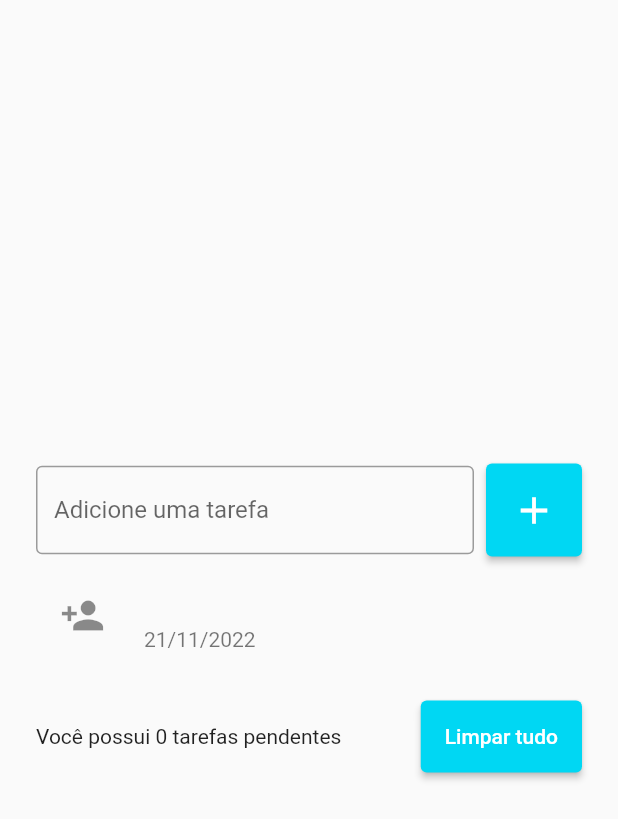
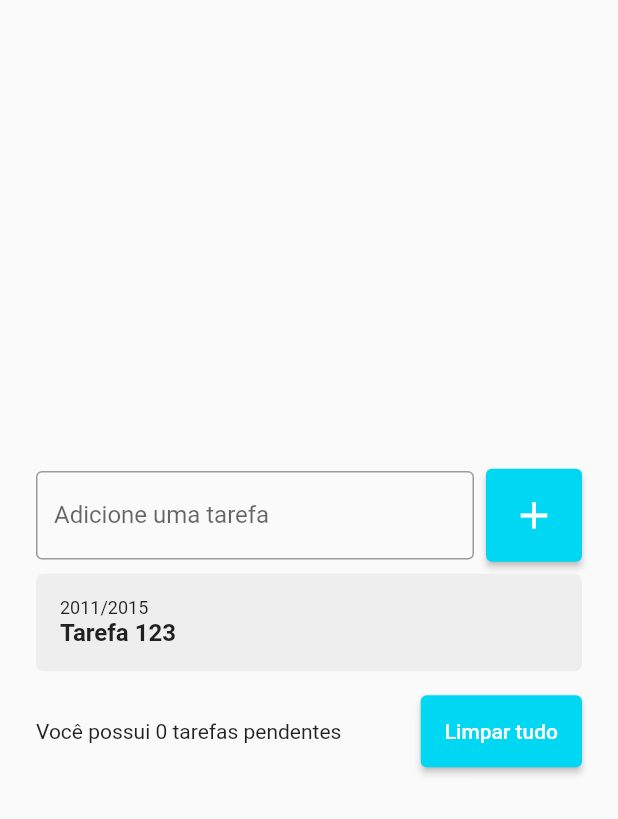
Before and after one commit to FelipeDias28/Todo_List, a Flutter app: the screen it shows after launch, after a tap on the "add" icon, on a phone screen of 412 x 824 dp. Shown: the top 819 px of the screen. Run offline on Flutter 3.47's test engine with Material 2 defaults, Android fonts, the phone set to English and light mode, and no system bars.

Commit message:
criando um widget para a lista

```diff
--- a/lib/pages/todo_list_page.dart
+++ b/lib/pages/todo_list_page.dart
@@ -1,4 +1,5 @@
 import 'package:flutter/material.dart';
+import 'package:to_do_list/pages/widgets/todo_list_item.dart';
 
 class TodoListPage extends StatefulWidget {
   TodoListPage({Key? key}) : super(key: key);
@@ -61,18 +62,7 @@ class _TodoListPageState extends State<TodoListPage> {
                 child: ListView(
                   shrinkWrap: true,
                   children: [
-                    for (String todo in todos)
-                      ListTile(
-                        title: Text(todo),
-                        subtitle: const Text("21/11/2022"),
-                        leading: const Icon(
-                          Icons.person_add,
-                          size: 30,
-                        ),
-                        onTap: () {
-                          debugPrint("Tarefa $todo");
-                        },
-                      ),
+                    for (String todo in todos) TodoListItem(),
                   ],
                 ),
               ),
--- /dev/null
+++ b/lib/pages/widgets/todo_list_item.dart
@@ -0,0 +1,32 @@
+import 'package:flutter/material.dart';
+
+class TodoListItem extends StatelessWidget {
+  const TodoListItem({Key? key}) : super(key: key);
+
+  @override
+  Widget build(BuildContext context) {
+    return Container(
+      decoration: BoxDecoration(
+        borderRadius: BorderRadius.circular(5),
+        color: Colors.grey[200],
+      ),
+      padding: const EdgeInsets.all(16.0),
+      child: Column(
+        crossAxisAlignment: CrossAxisAlignment.start,
+        children: const [
+          Text(
+            "2011/2015",
+            style: TextStyle(fontSize: 12),
+          ),
+          Text(
+            "Tarefa 123",
+            style: TextStyle(
+              fontSize: 16,
+              fontWeight: FontWeight.w600,
+            ),
+          ),
+        ],
+      ),
+    );
+  }
+}
```
